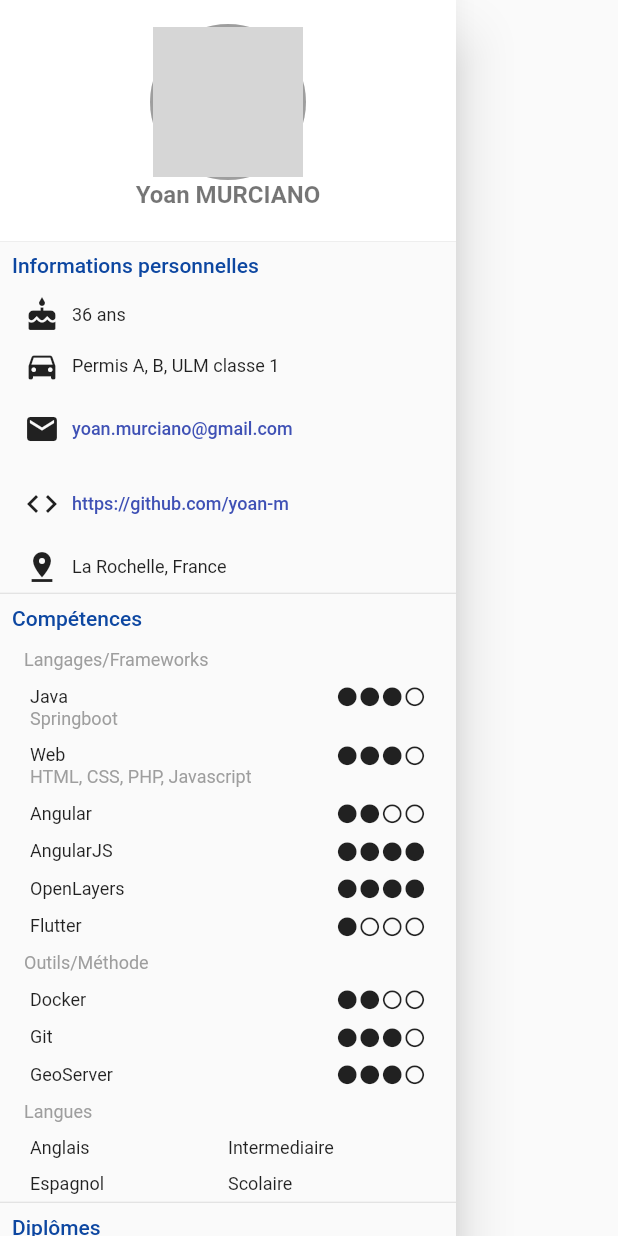
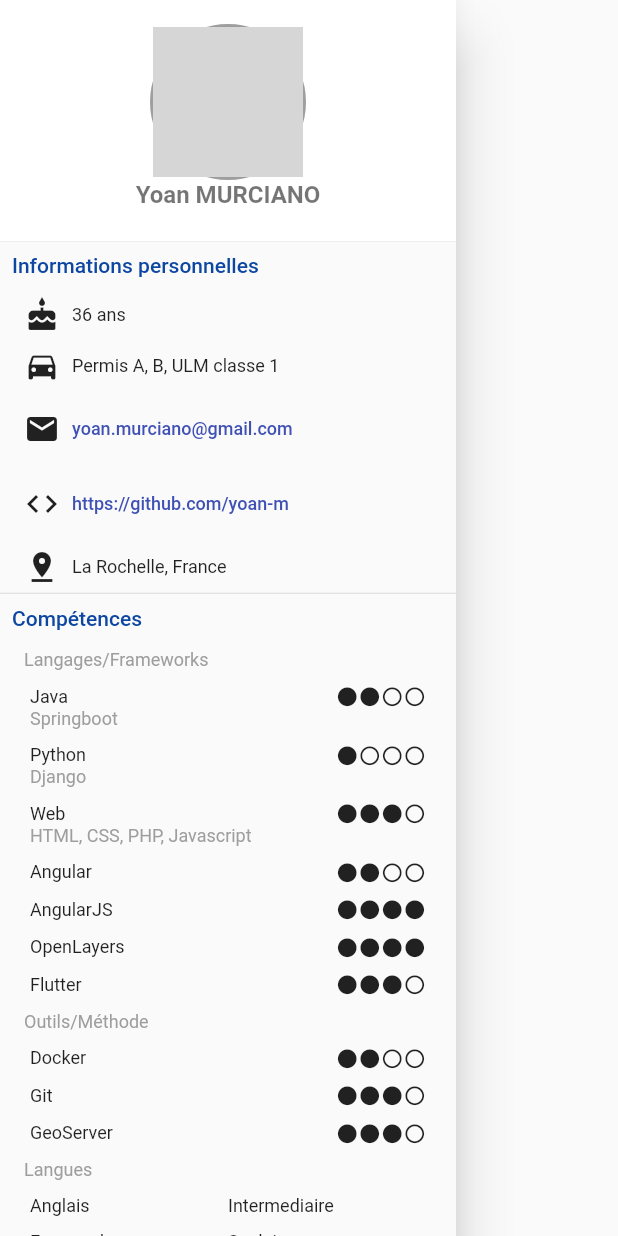
Before and after one commit to yoan-m/cv, a Flutter app: the DrawerWidget widget shown alone on an empty page, opened directly, on a phone screen of 412 x 824 dp. Run offline on Flutter 3.47's test engine with Material 2 defaults, Android fonts, the phone set to English and light mode, and no system bars; our stand-ins replace timelines; network calls fail; statements that could not run were skipped; grey boxes are pictures that could not be loaded.

Commit message:
Update drawer.dart

```diff
--- a/lib/drawer.dart
+++ b/lib/drawer.dart
@@ -62,7 +62,12 @@ class DrawerWidget extends StatelessWidget {
           DrawerRateWidget(
             title: 'Java',
             subtitle: 'Springboot',
-            rate: 3,
+            rate: 2,
+          ),
+          DrawerRateWidget(
+            title: 'Python',
+            subtitle: 'Django',
+            rate: 1,
           ),
           DrawerRateWidget(
             title: 'Web',
@@ -87,7 +92,7 @@ class DrawerWidget extends StatelessWidget {
           DrawerRateWidget(
             title: 'Flutter',
             subtitle: '',
-            rate: 1,
+            rate: 3,
           ),
           DrawerSubTileWidget(
             title: 'Outils/Méthode',
```
